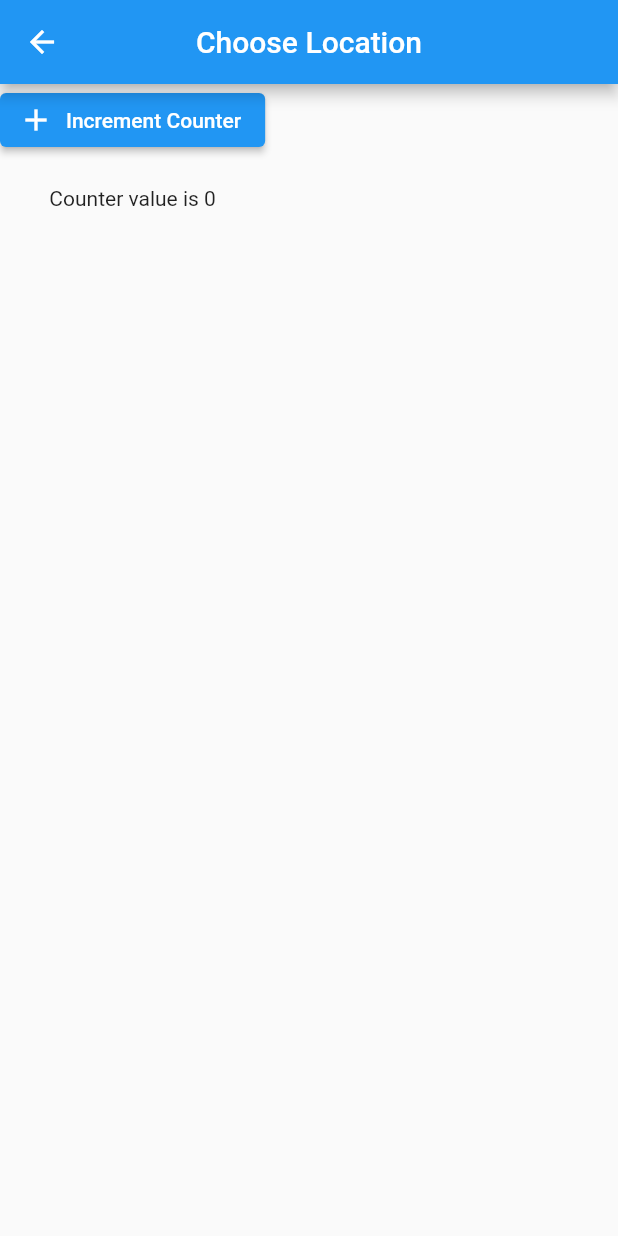
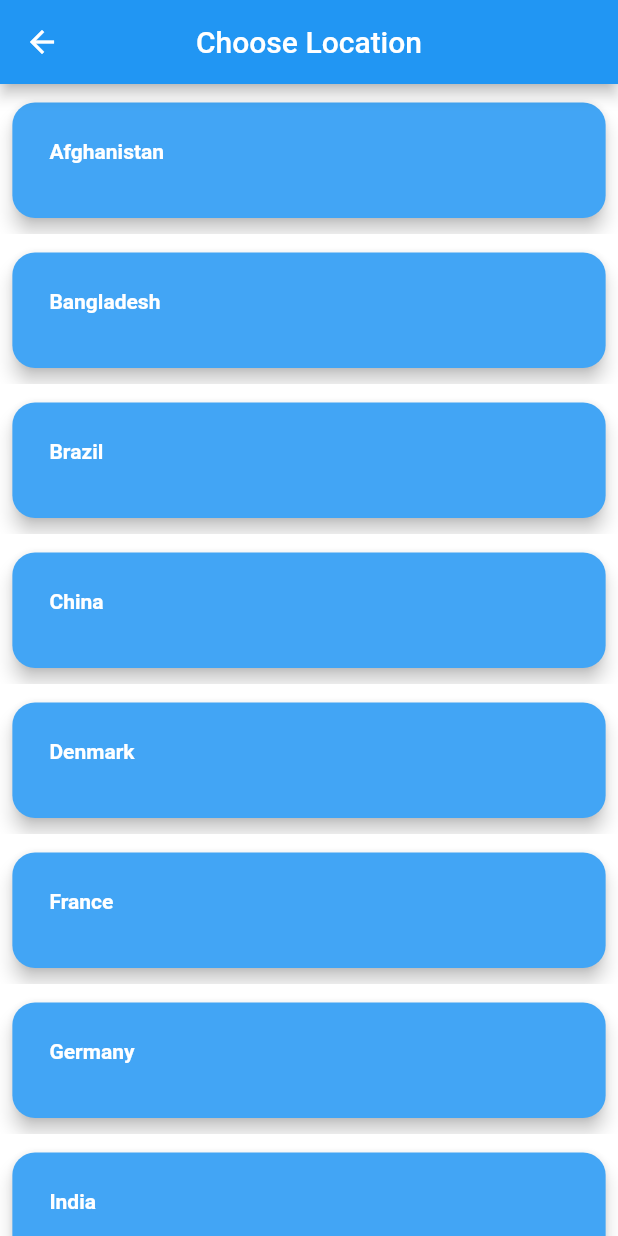
Before and after one commit to GautamPB/weather-app, a Flutter app: the screen it shows after launch, after a tap on the "edit location" icon, on a phone screen of 412 x 824 dp. Run offline on Flutter 3.47's test engine with Material 2 defaults, Android fonts, the phone set to English and light mode, and no system bars; our stand-ins replace geocoding, geolocator, shared_preferences; network calls fail.

Commit message:
Added:choose location page with countries

```diff
--- a/lib/choose_location.dart
+++ b/lib/choose_location.dart
@@ -1,4 +1,5 @@
 import 'package:flutter/material.dart';
+import './utils/Weather.dart';
 
 class ChooseLocation extends StatefulWidget {
   const ChooseLocation({key}) : super(key: key);
@@ -8,7 +9,30 @@ class ChooseLocation extends StatefulWidget {
 }
 
 class _ChooseLocationState extends State<ChooseLocation> {
-  int counter = 0;
+  List<Weather> locations = [
+    Weather('Afghanistan', 'Afghanistan'),
+    Weather('Bangladesh', 'Bangladesh'),
+    Weather('Brazil', 'Brazil'),
+    Weather('China', 'China'),
+    Weather('Denmark', 'Denmark'),
+    Weather('France', 'France'),
+    Weather('Germany', 'Germany'),
+    Weather('India', 'India'),
+    Weather('Italy', 'Italy'),
+    Weather('Japan', 'Japan'),
+    Weather('Malaysia', 'Malaysia'),
+    Weather('Nepal', 'Nepal'),
+    Weather('North Korea', 'North Korea'),
+    Weather('Pakistan', 'Pakistan'),
+    Weather('Russia', 'Russia'),
+    Weather('Saudi Arabia', 'Saudi Arabia'),
+    Weather('Singapore', 'Singapore'),
+    Weather('Thailand', 'Thailand'),
+    Weather('Thailand', 'Thailand'),
+    Weather('United States of America', 'United States of America'),
+    Weather('Vietnam', 'Vietnam'),
+    Weather('Zimbabwe', 'Zimbabwe'),
+  ];
 
   @override
   Widget build(BuildContext context) {
@@ -17,24 +41,40 @@ class _ChooseLocationState extends State<ChooseLocation> {
         title: Text('Choose Location'),
         centerTitle: true,
       ),
-      body: Column(
-        children: <Widget>[
-          ElevatedButton.icon(
-            icon: Icon(Icons.add),
-            label: Text("Increment Counter"),
-            onPressed: () {
-              setState(() {
-                counter++;
-              });
-            },
-          ),
-
-          SizedBox(height: 20,),
-
-          Text(
-            'Counter value is $counter'
-          )
-        ],
+      body: ListView.builder(
+        itemCount: locations.length,
+        itemBuilder: (context, index) {
+          return Container(
+            height: 100,
+            color: Colors.white,
+            child: Card(
+              elevation: 5,
+              margin: EdgeInsets.only(
+                left: MediaQuery.of(context).size.height *0.01,
+                top: MediaQuery.of(context).size.height * 0.015,
+                right: MediaQuery.of(context).size.height * 0.01,
+                bottom: MediaQuery.of(context).size.height * 0.013
+              ),
+              color: Colors.blue[400],
+              shape: RoundedRectangleBorder(
+                borderRadius: BorderRadius.circular(15),
+              ),
+              child: Padding(
+                padding: EdgeInsets.only(
+                  left: MediaQuery.of(context).size.height * 0.03,
+                  top: MediaQuery.of(context).size.height * 0.03,
+                ),
+                child: Text(
+                  '${locations[index].city}',
+                  style: TextStyle(
+                    color: Colors.white,
+                    fontWeight: FontWeight.bold
+                  ),
+                ),
+              ),
+            ),
+          );
+        },
       ),
     );
   }
--- a/lib/loading.dart
+++ b/lib/loading.dart
@@ -1,6 +1,9 @@
 import 'package:flutter/material.dart';
 import './home.dart';
 import './utils/Weather.dart';
+import 'package:geolocator/geolocator.dart';
+import 'package:geocoding/geocoding.dart';
+import 'package:shared_preferences/shared_preferences.dart';
 
 class Loading extends StatefulWidget {
   const Loading({key}) : super(key: key);
@@ -10,6 +13,23 @@ class Loading extends StatefulWidget {
 }
 
 class _LoadingState extends State<Loading> {
+  Position position;
+  Placemark place;
+  String sublocality;
+
+  void getPosition() async {
+    position = await Geolocator.getCurrentPosition(
+        desiredAccuracy: LocationAccuracy.high);
+    print(position);
+    // List<Placemark> placemarks =
+    //     await placemarkFromCoordinates(position.latitude, position.longitude);
+    // place = placemarks[1];
+    // sublocality = place.locality;
+
+    // print(placemarks);
+    // print(sublocality);
+  }
+
   Weather fetchWeather = new Weather('Mangalore', 'Mangalore');
 
   void setupWeatherData() async {
@@ -29,6 +49,7 @@ class _LoadingState extends State<Loading> {
   @override
   void initState() {
     super.initState();
+    getPosition();
     setupWeatherData();
   }
 
@@ -38,10 +59,7 @@ class _LoadingState extends State<Loading> {
       body: Center(
         child: Text(
           'Loading',
-          style: TextStyle(
-            fontSize: 40,
-            letterSpacing: 2
-          ),
+          style: TextStyle(fontSize: 40, letterSpacing: 2),
         ),
       ),
     );
--- a/lib/utils/Weather.dart
+++ b/lib/utils/Weather.dart
@@ -24,7 +24,7 @@ class Weather {
   Future<Weather> getData() async {
     try {
       String myUrl =
-          "https://api.openweathermap.org/data/2.5/weather?q=Egypt&appid=63af7a75c9468e6bb0834f0e2932e1c0";
+          "https://api.openweathermap.org/data/2.5/weather?q=Mangalore&appid=63af7a75c9468e6bb0834f0e2932e1c0";
 
       Response response = await get(Uri.parse(myUrl));
 
```
